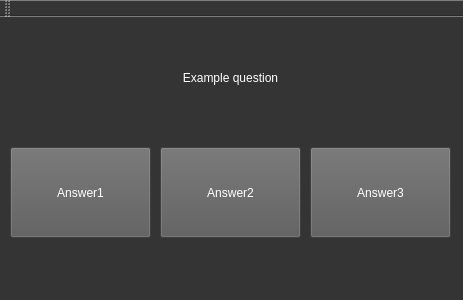
Qt form QuizApp/mainwindow.ui (Juk3n/QuizApp) before a commit.
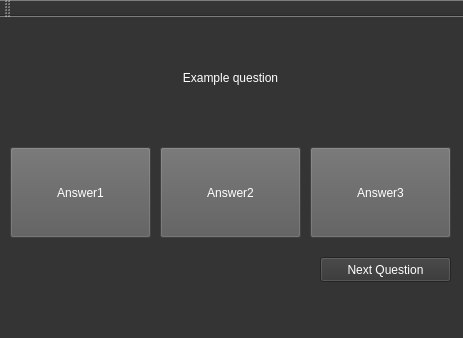
The same form after that commit.

Commit message:
added multiple questions
Next Question button allows to change question to another one.

```diff
--- a/QuizApp/mainwindow.ui
+++ b/QuizApp/mainwindow.ui
@@ -7,7 +7,7 @@
     <x>0</x>
     <y>0</y>
     <width>463</width>
-    <height>300</height>
+    <height>338</height>
    </rect>
   </property>
   <property name="windowTitle">
@@ -88,6 +88,19 @@
      <bool>true</bool>
     </property>
    </widget>
+   <widget class="QPushButton" name="nextQuestionButton">
+    <property name="geometry">
+     <rect>
+      <x>320</x>
+      <y>240</y>
+      <width>131</width>
+      <height>25</height>
+     </rect>
+    </property>
+    <property name="text">
+     <string>Next Question</string>
+    </property>
+   </widget>
   </widget>
   <widget class="QMenuBar" name="menuBar">
    <property name="geometry">
```
The commit also changes 4 other files.
